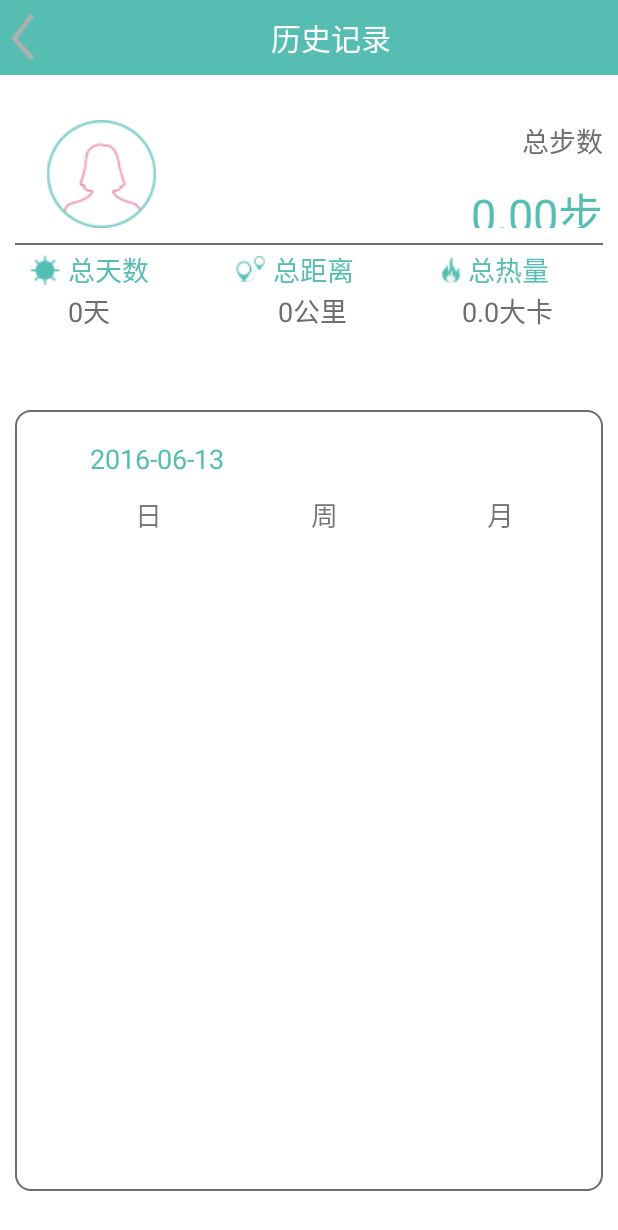
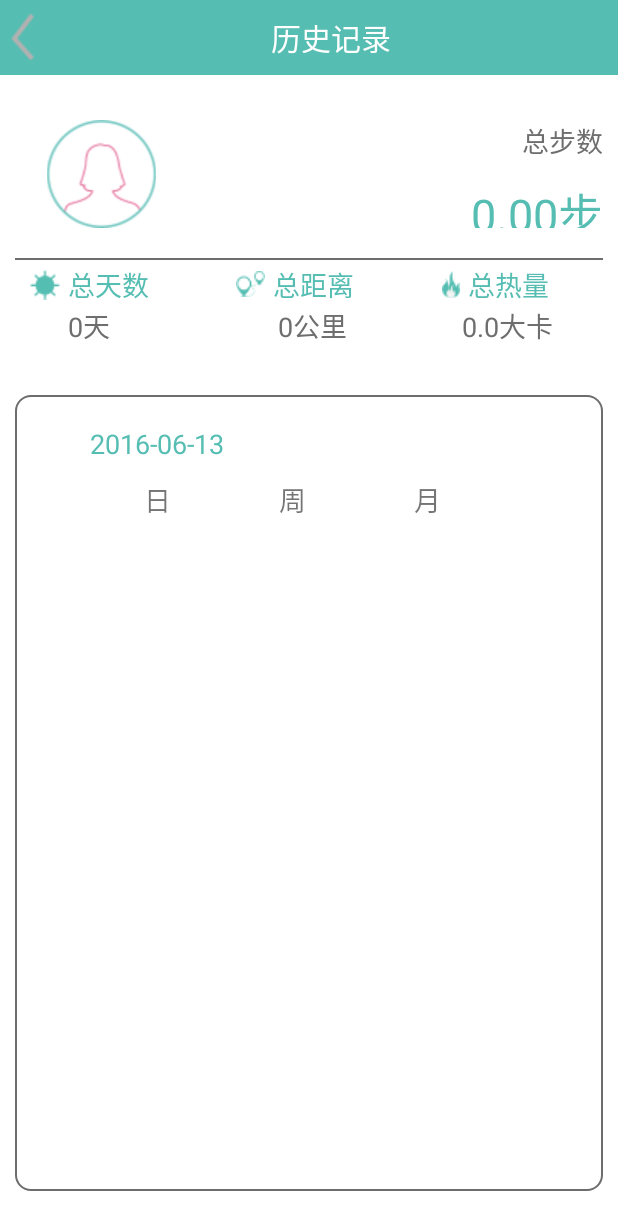
Before and after one commit to karmalove/ChartViewDemo, an Android app: the layout activity_main.xml on its own in the app's theme, with its tools: preview values and no code run, on a phone screen of 412 x 824 dp. Shown: the top 1230 px of the screen. Run offline under Robolectric (Android 15) with nearby library versions, the phone set to English and light mode, and no system bars.

```diff
--- a/app/src/main/res/layout/activity_main.xml
+++ b/app/src/main/res/layout/activity_main.xml
@@ -71,6 +71,7 @@
         android:layout_below="@id/person"
         android:layout_marginLeft="10dp"
         android:layout_marginRight="10dp"
+        android:layout_marginTop="10dp"
         android:background="@color/textColor"/>
 
     <LinearLayout
@@ -178,7 +179,7 @@
         android:layout_marginBottom="30dp"
         android:layout_marginLeft="10dp"
         android:layout_marginRight="10dp"
-        android:layout_marginTop="50dp"
+        android:layout_marginTop="30dp"
         android:background="@drawable/background"
         android:orientation="vertical">
         <TextView
@@ -192,44 +193,45 @@
 
         <LinearLayout
             android:layout_width="match_parent"
-            android:layout_height="50dp"
-            android:layout_marginLeft="30dp"
+            android:layout_height="30dp"
+            android:layout_marginLeft="20dp"
             android:layout_marginRight="10dp"
+            android:layout_marginTop="10dp"
             android:gravity="center_vertical"
             android:orientation="horizontal">
 
             <TextView
                 android:id="@+id/day"
-                android:layout_width="0dp"
+                android:layout_width="30dp"
                 android:layout_height="30dp"
-                android:layout_weight="1"
                 android:gravity="center"
                 android:textSize="18sp"
+                android:layout_marginLeft="60dp"
                 android:text="日"/>
 
             <TextView
                 android:id="@+id/week"
-                android:layout_width="0dp"
+                android:layout_width="30dp"
                 android:layout_height="30dp"
-                android:layout_weight="1"
                 android:gravity="center"
                 android:textSize="18sp"
+               android:layout_marginLeft="60dp"
                 android:text="周"/>
 
             <TextView
                 android:id="@+id/month"
-                android:layout_width="0dp"
+                android:layout_width="30dp"
                 android:layout_height="30dp"
-                android:layout_weight="1"
                 android:gravity="center"
                 android:textSize="18sp"
+                android:layout_marginLeft="60dp"
                 android:text="月"/>
         </LinearLayout>
 
         <FrameLayout
             android:id="@+id/frame"
             android:layout_width="match_parent"
-            android:layout_height="wrap_content"
+            android:layout_height="300dp"
             android:layout_marginLeft="10dp"
             android:layout_marginRight="10dp">
         </FrameLayout>
--- a/app/src/main/res/values/colors.xml
+++ b/app/src/main/res/values/colors.xml
@@ -16,9 +16,6 @@
     <color name="transparent">#00000000</color>
     <color name="black">#000000</color>
     <color name="ddcl">#338EE9</color>
-
-
-
     <color name="lightblue500">#03a9f4</color>
     <color name="lightblue400">#29b6f6</color>
     <color name="lightblue300">#4fc3f7</color>
```
Also changed, not shown: app/src/main/res/layout/day_fragment.xml (+12 -3 lines), app/src/main/res/layout/month_fragemnt.xml (+8 -0 lines), app/src/main/res/layout/week_fragment.xml (+8 -1 lines).
